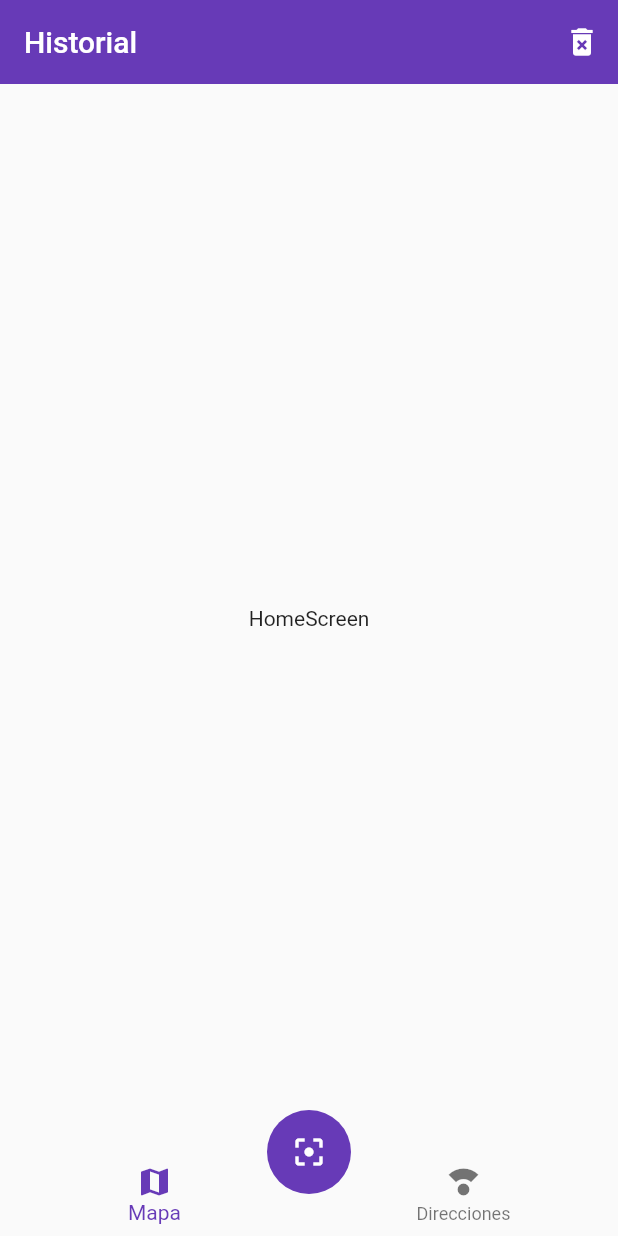
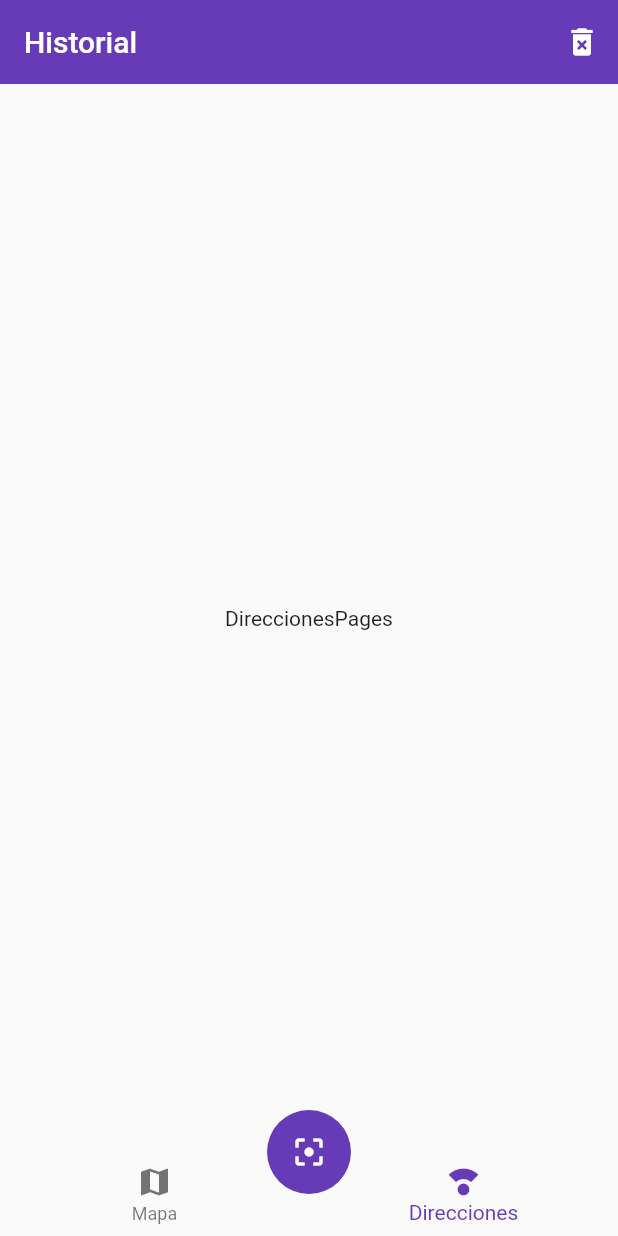
Before and after one commit to AngelJara7/qrreader, a Flutter app: the screen it shows after launch, on a phone screen of 412 x 824 dp. Run offline on Flutter 3.47's test engine with Material 2 defaults, Android fonts, the phone set to English and light mode, and no system bars.

Commit message:
cambiando de paginas utilizando el bottonNavigationBar

```diff
--- a/lib/main.dart
+++ b/lib/main.dart
@@ -1,6 +1,8 @@
 import 'package:flutter/material.dart';
+import 'package:provider/provider.dart';
 import 'package:qr_reader/pages/home_page.dart';
 import 'package:qr_reader/pages/mapa_page.dart';
+import 'package:qr_reader/providers/ui_provider.dart';
 
 void main() => runApp(const MyApp());
 
@@ -11,7 +13,15 @@ class MyApp extends StatelessWidget {
   @override
   Widget build(BuildContext context) {
 
-    return MaterialApp(
+    return MultiProvider(
+
+      providers: [
+        ChangeNotifierProvider(
+          create: (_) => UiProvider(),
+        )
+      ],
+
+      child: MaterialApp(
         debugShowCheckedModeBanner: false,
         title: 'QRReader',
         initialRoute: 'home',
@@ -28,6 +38,7 @@ class MyApp extends StatelessWidget {
             backgroundColor: Colors.deepPurple
           )
         ),
+      ),
     );
   }
 }
--- /dev/null
+++ b/lib/pages/direcciones_pages.dart
@@ -0,0 +1,13 @@
+import 'package:flutter/material.dart';
+
+class DireccionesPages extends StatelessWidget {
+
+  const DireccionesPages({Key? key}) : super(key: key);
+
+  @override
+  Widget build(BuildContext context) {
+    return Center(
+      child: Text("DireccionesPages"),
+    );
+  }
+}
--- a/lib/pages/home_page.dart
+++ b/lib/pages/home_page.dart
@@ -1,4 +1,8 @@
 import 'package:flutter/material.dart';
+import 'package:provider/provider.dart';
+import 'package:qr_reader/pages/direcciones_pages.dart';
+import 'package:qr_reader/pages/mapas_pages.dart';
+import 'package:qr_reader/providers/ui_provider.dart';
 import 'package:qr_reader/widgets/custom_navigatiorbar.dart';
 import 'package:qr_reader/widgets/scan_button.dart';
 
@@ -19,12 +23,35 @@ class HomePage extends StatelessWidget {
           )
         ],
       ),
-      body: const Center(
-         child: Text('HomeScreen'),
-      ),
+
+      body: _HomePageBody(),
+
       bottomNavigationBar: const CustomNavigationBar(),
       floatingActionButton: const ScanButton(),
       floatingActionButtonLocation: FloatingActionButtonLocation.centerDocked,
     );
   }
 }
+
+class _HomePageBody extends StatelessWidget {
+
+  @override
+  Widget build(BuildContext context) {
+
+    final uiProvider = Provider.of<UiProvider>(context);
+
+    final currentIndex = uiProvider.selectedMenuOpt;
+
+    switch (currentIndex) {
+      case 0:
+        return MapasPages();
+
+      case 1:
+        return DireccionesPages();
+
+      default:
+        return MapasPages();
+    }
+
+  }
+}
--- /dev/null
+++ b/lib/pages/mapas_pages.dart
@@ -0,0 +1,13 @@
+import 'package:flutter/material.dart';
+
+class MapasPages extends StatelessWidget {
+
+  const MapasPages({Key? key}) : super(key: key);
+
+  @override
+  Widget build(BuildContext context) {
+    return Center(
+      child: Text("Mapas Pages"),
+    );
+  }
+}
--- /dev/null
+++ b/lib/providers/ui_provider.dart
@@ -0,0 +1,15 @@
+import 'package:flutter/material.dart';
+
+class UiProvider extends ChangeNotifier {
+
+  int _selectedMenuOpt = 1;
+
+  int get selectedMenuOpt {
+    return _selectedMenuOpt;
+  }
+
+  set selectedMenuOpt (int i) {
+    _selectedMenuOpt = i;
+    notifyListeners();
+  }
+}
--- a/lib/widgets/custom_navigatiorbar.dart
+++ b/lib/widgets/custom_navigatiorbar.dart
@@ -1,12 +1,20 @@
 import 'package:flutter/material.dart';
+import 'package:provider/provider.dart';
+import 'package:qr_reader/providers/ui_provider.dart';
 
 class CustomNavigationBar extends StatelessWidget {
   const CustomNavigationBar({super.key});
 
   @override
   Widget build(BuildContext context) {
+
+     final uiProvider = Provider.of<UiProvider>(context);
+
+    final currentIndex = uiProvider.selectedMenuOpt;
+
     return BottomNavigationBar(
-      currentIndex: 0,
+      onTap: (int i) => uiProvider.selectedMenuOpt = i,
+      currentIndex: currentIndex,
       elevation: 0,
       items: const [
         BottomNavigationBarItem(
--- a/pubspec.yaml
+++ b/pubspec.yaml
@@ -35,6 +35,7 @@ dependencies:
   # The following adds the Cupertino Icons font to your application.
   # Use with the CupertinoIcons class for iOS style icons.
   cupertino_icons: ^1.0.2
+  provider: ^6.0.5
 
 dev_dependencies:
   flutter_test:
```
Also changed, not shown: pubspec.lock. Lines whose indentation alone changed are shown as unchanged.
